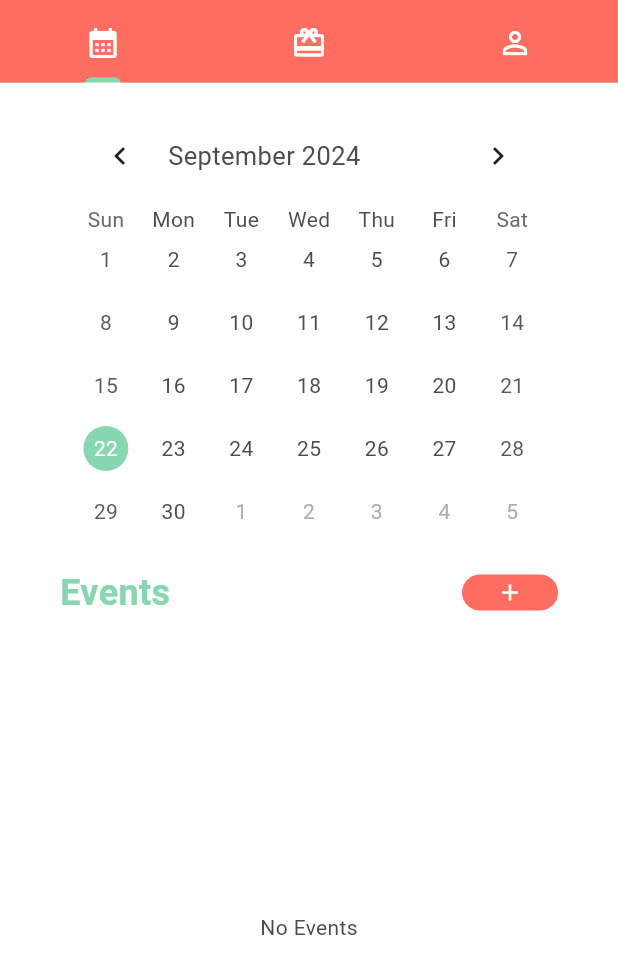
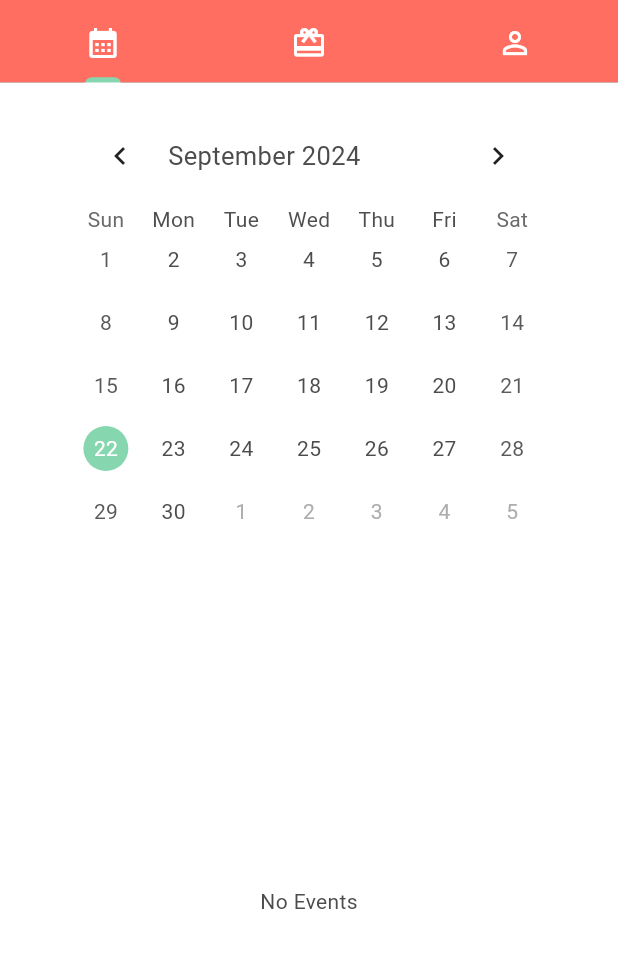
Before and after one commit to nommmy/gift_memo, a Flutter app: the screen it shows after launch, on a phone screen of 412 x 824 dp. Shown: the top 974 px of the screen. Run offline on Flutter 3.47's test engine with Material 3 defaults, Android fonts, the phone set to English and light mode, and no system bars; drawn by our look-alikes of table_calendar; our stand-ins replace flutter_dotenv, freezed_annotation, supabase_flutter; accounts and stored records are empty; network calls fail; statements that could not run were skipped.

Commit message:
記念日追加ボタンの配置を変更

```diff
--- a/lib/view/calendar_view.dart
+++ b/lib/view/calendar_view.dart
@@ -51,36 +51,30 @@ class _CalendarViewState extends State<CalendarView> {
                     padding: const EdgeInsets.symmetric(horizontal: 48),
                     child: Calendar(
                         anniversary: snapshot.data, onDaySelected: updateSelectedAnniversary)),
-                Padding(
-                    padding: const EdgeInsets.symmetric(horizontal: 40, vertical: 16),
-                    child: Flex(
-                        direction: Axis.horizontal,
-                        mainAxisAlignment: MainAxisAlignment.spaceBetween,
-                        children: [
-                          Text('Events',
-                              style: TextStyle(
-                                  color: Theme.of(context).colorScheme.secondary,
-                                  fontSize: 24,
-                                  fontWeight: FontWeight.bold)),
-                          SizedBox(
-                              height: 24,
-                              child: TextButton(
-                                onPressed: addEvent,
-                                style: TextButton.styleFrom(
-                                    backgroundColor: Theme.of(context).colorScheme.primary,
-                                    foregroundColor: Colors.white,
-                                    padding: EdgeInsets.zero),
-                                child: const Icon(
-                                  Icons.add,
-                                  size: 18,
-                                ),
-                              ))
-                        ])),
+                const SizedBox(height: 32),
                 _selectedAnniversary.isNotEmpty
                     ? Expanded(
                         child: ListView.builder(
-                            itemCount: _selectedAnniversary.length,
+                            itemCount: _selectedAnniversary.length + 1,
                             itemBuilder: (context, index) {
+                              if (index == _selectedAnniversary.length) {
+                                return Padding(
+                                  padding: const EdgeInsets.fromLTRB(48, 12, 48, 0),
+                                  child: SizedBox(
+                                      width: double.infinity,
+                                      height: 24,
+                                      child: TextButton(
+                                          onPressed: addEvent,
+                                          style: TextButton.styleFrom(
+                                            backgroundColor: Theme.of(context).colorScheme.primary,
+                                            foregroundColor: Colors.white,
+                                            padding: EdgeInsets.zero,
+                                          ),
+                                          child: const Text('記念日を追加',
+                                              style: TextStyle(
+                                                  fontSize: 12, fontWeight: FontWeight.bold)))),
+                                );
+                              }
                               final anniv = _selectedAnniversary[index];
                               return Column(children: [
                                 Padding(
```
